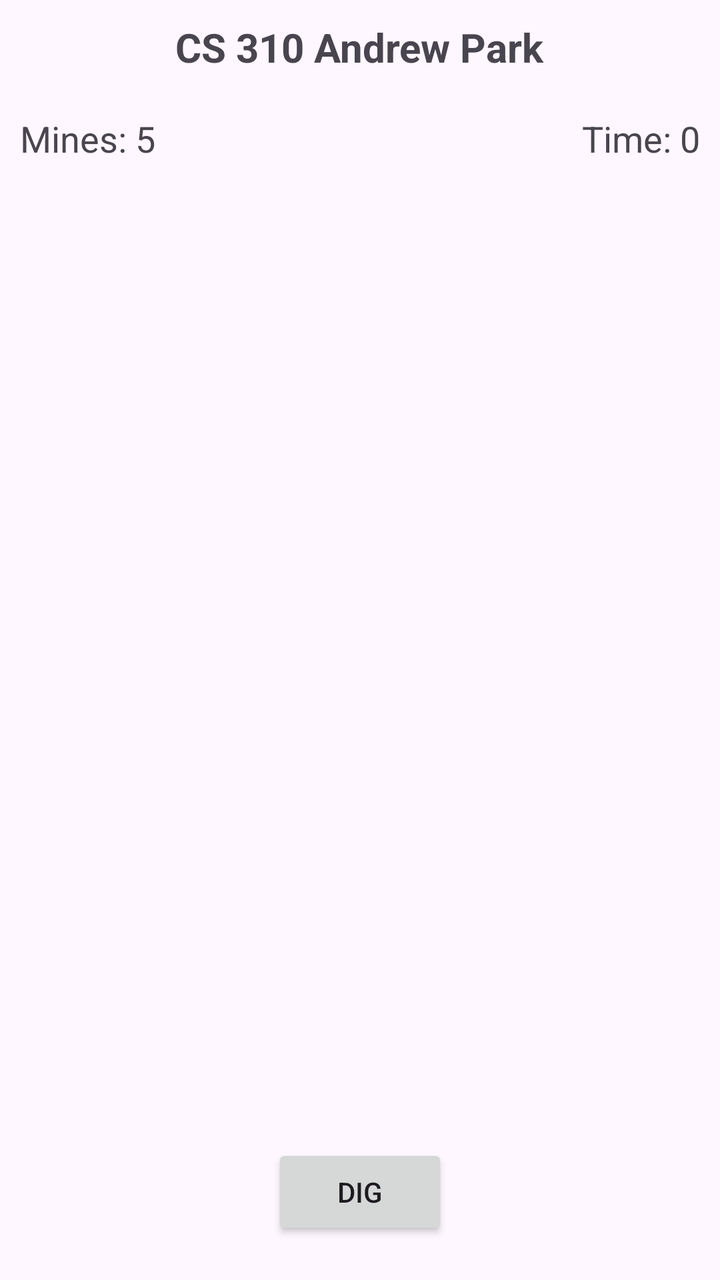
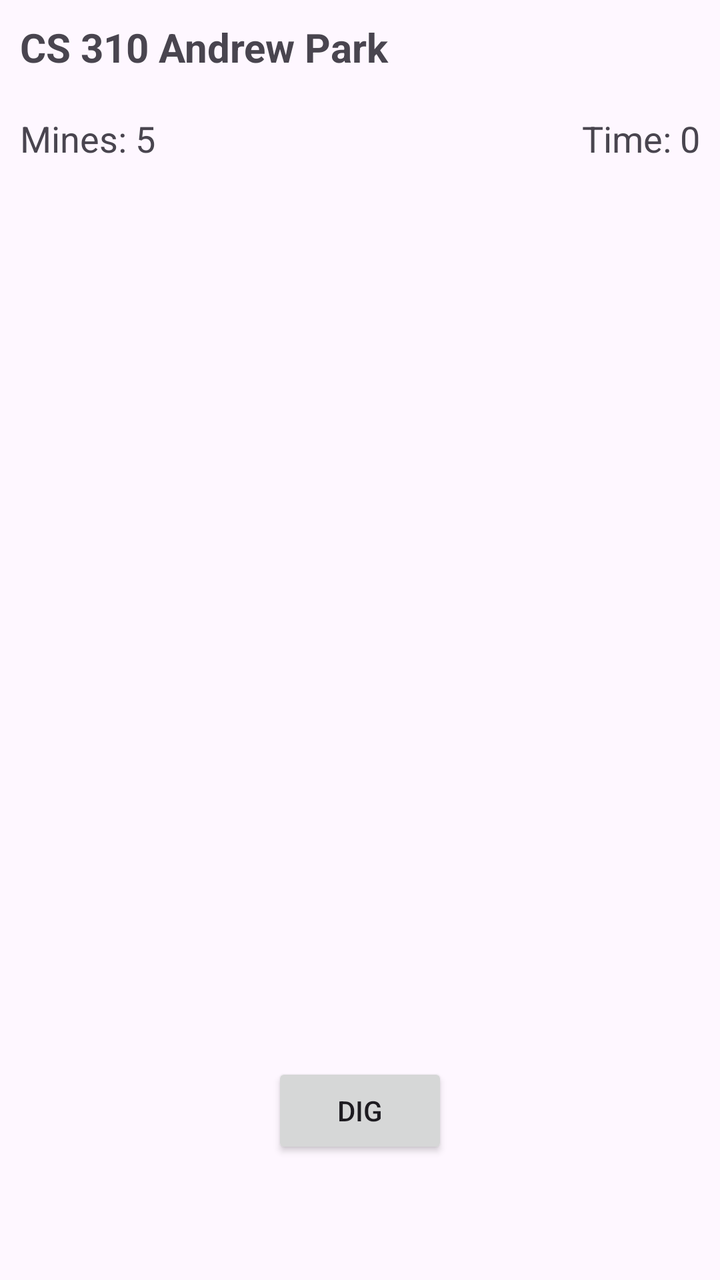

Before-and-after screenshots of an Android layout around one commit, followed by the original layout XML and the change that was made.
<!-- AndroidManifest.xml: application theme Theme.MinesGame -->
<!-- res/layout/activity_board.xml -->
<?xml version="1.0" encoding="utf-8"?>
<RelativeLayout xmlns:android="http://schemas.android.com/apk/res/android"
    xmlns:app="http://schemas.android.com/apk/res-auto"
    xmlns:tools="http://schemas.android.com/tools"
    android:id="@+id/main"
    android:layout_width="match_parent"
    android:layout_height="match_parent"
    tools:context=".BoardActivity">

    <TextView
        android:id="@+id/name_label"
        android:layout_width="wrap_content"
        android:layout_height="wrap_content"
        android:layout_centerHorizontal="true"
        android:padding="10dp"
        android:text="CS 310 Andrew Park"
        android:textSize="20sp"
        android:textStyle="bold" />

    <LinearLayout
        android:id="@+id/top_panel"
        android:layout_width="match_parent"
        android:layout_height="wrap_content"
        android:layout_below="@id/name_label"
        android:orientation="horizontal"
        android:padding="10dp">

        <TextView
            android:id="@+id/mine_count_text"
            android:layout_width="0dp"
            android:layout_height="wrap_content"
            android:layout_weight="1"
            android:text="Mines: 5"
            android:textSize="18sp" />

        <TextView
            android:id="@+id/timer_text"
            android:layout_width="wrap_content"
            android:layout_height="wrap_content"
            android:text="Time: 0"
            android:textSize="18sp" />
    </LinearLayout>

    <GridLayout
        android:id="@+id/board_grid"
        android:layout_width="match_parent"
        android:layout_height="wrap_content"
        android:layout_above="@id/mode_button"
        android:layout_below="@id/top_panel"
        android:columnCount="10"
        android:rowCount="10"
        android:alignmentMode="alignMargins"
        android:columnOrderPreserved="false"
        android:padding="4dp"
        android:layout_centerInParent="true">
    </GridLayout>

    <Button
        android:id="@+id/mode_button"
        android:layout_width="wrap_content"
        android:layout_height="wrap_content"
        android:layout_alignParentBottom="true"
        android:layout_centerHorizontal="true"
        android:layout_marginBottom="20dp"
        android:text="Dig" />

</RelativeLayout>
<!-- resources referenced by this layout -->
<resources>
  <style name="Theme.MinesGame" parent="Base.Theme.MinesGame" />
  <style name="Base.Theme.MinesGame" parent="Theme.Material3.DayNight.NoActionBar">
          
          
      </style>
</resources>

<!-- the commit's change to res/layout/activity_board.xml (unified diff, before → after) -->
@@ -1,6 +1,5 @@
 <?xml version="1.0" encoding="utf-8"?>
 <RelativeLayout xmlns:android="http://schemas.android.com/apk/res/android"
-    xmlns:app="http://schemas.android.com/apk/res-auto"
     xmlns:tools="http://schemas.android.com/tools"
     android:id="@+id/main"
     android:layout_width="match_parent"
@@ -11,7 +10,7 @@
         android:id="@+id/name_label"
         android:layout_width="wrap_content"
         android:layout_height="wrap_content"
-        android:layout_centerHorizontal="true"
+        android:layout_alignParentStart="true"
         android:padding="10dp"
         android:text="CS 310 Andrew Park"
         android:textSize="20sp"
@@ -44,24 +43,22 @@
     <GridLayout
         android:id="@+id/board_grid"
         android:layout_width="match_parent"
-        android:layout_height="wrap_content"
-        android:layout_above="@id/mode_button"
+        android:layout_height="400dp"
         android:layout_below="@id/top_panel"
+        android:layout_centerHorizontal="true"
+        android:layout_marginTop="20dp"
+        android:alignmentMode="alignMargins"
         android:columnCount="10"
-        android:rowCount="10"
-        android:alignmentMode="alignMargins"
-        android:columnOrderPreserved="false"
         android:padding="4dp"
-        android:layout_centerInParent="true">
-    </GridLayout>
+        android:rowCount="10" />
 
     <Button
         android:id="@+id/mode_button"
         android:layout_width="wrap_content"
         android:layout_height="wrap_content"
-        android:layout_alignParentBottom="true"
+        android:layout_below="@id/board_grid"
         android:layout_centerHorizontal="true"
-        android:layout_marginBottom="20dp"
+        android:layout_marginTop="20dp"
         android:text="Dig" />
 
 </RelativeLayout>
